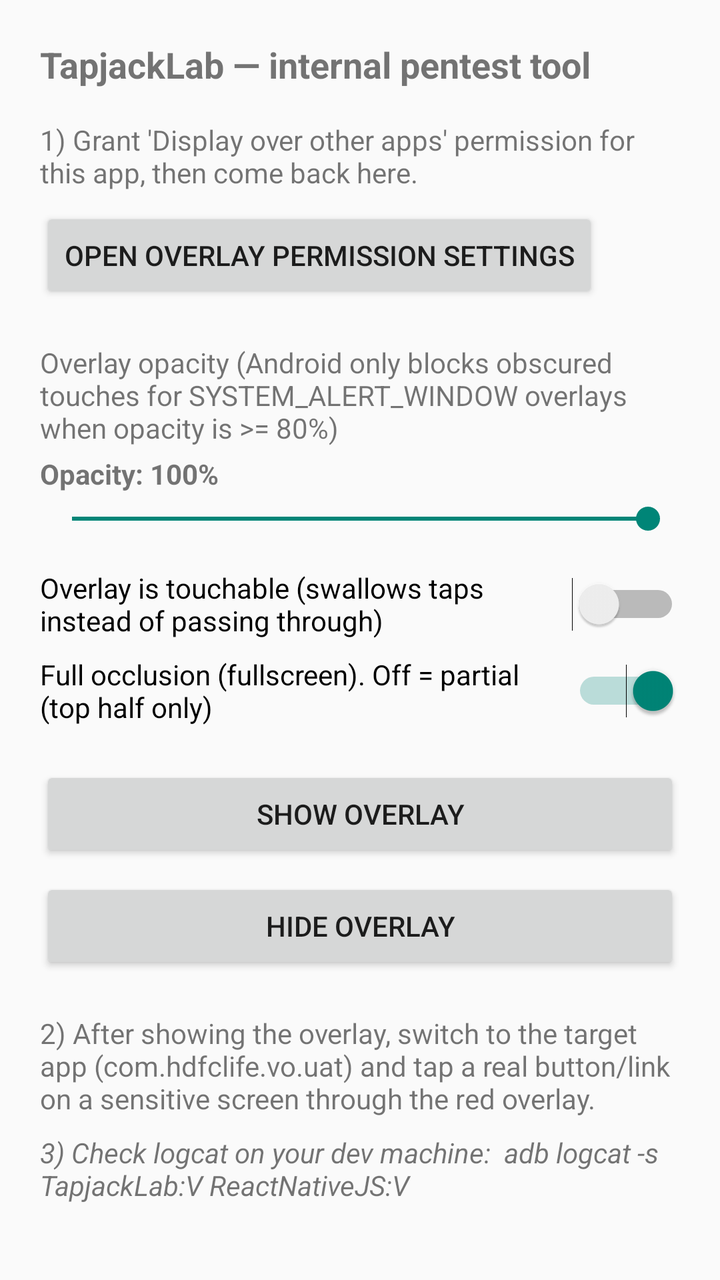
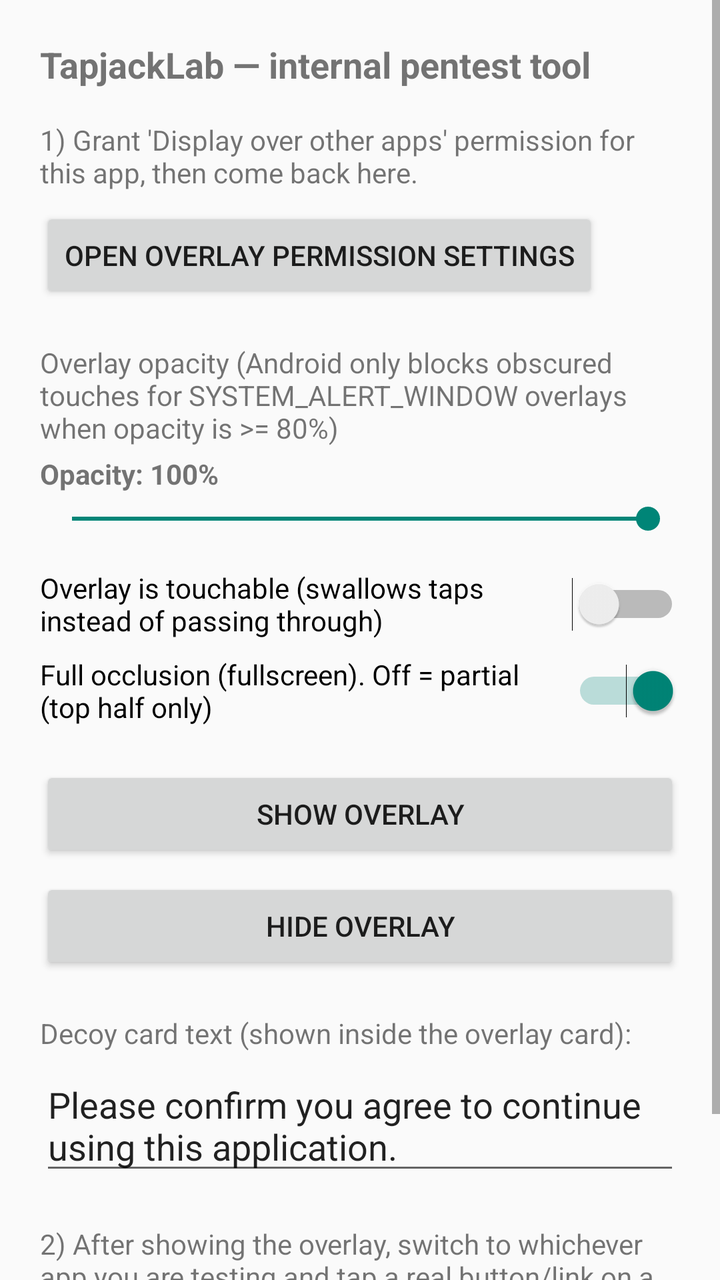

An Android layout rendered at two revisions. The XML below is the earlier revision; the diff shows what the commit changed to produce the second picture.
<!-- AndroidManifest.xml: application theme Theme.AppCompat.Light.NoActionBar -->
<!-- res/layout/activity_main.xml -->
<?xml version="1.0" encoding="utf-8"?>
<ScrollView xmlns:android="http://schemas.android.com/apk/res/android"
    android:layout_width="match_parent"
    android:layout_height="match_parent">

    <LinearLayout
        android:layout_width="match_parent"
        android:layout_height="wrap_content"
        android:orientation="vertical"
        android:padding="20dp">

        <TextView
            android:layout_width="match_parent"
            android:layout_height="wrap_content"
            android:text="TapjackLab — internal pentest tool"
            android:textSize="18sp"
            android:textStyle="bold"
            android:layout_marginBottom="16dp" />

        <TextView
            android:layout_width="match_parent"
            android:layout_height="wrap_content"
            android:text="1) Grant 'Display over other apps' permission for this app, then come back here."
            android:layout_marginBottom="8dp" />

        <Button
            android:id="@+id/btnGrantPermission"
            android:layout_width="wrap_content"
            android:layout_height="wrap_content"
            android:text="Open overlay permission settings"
            android:layout_marginBottom="20dp" />

        <TextView
            android:layout_width="match_parent"
            android:layout_height="wrap_content"
            android:text="Overlay opacity (Android only blocks obscured touches for SYSTEM_ALERT_WINDOW overlays when opacity is >= 80%)"
            android:layout_marginBottom="4dp" />

        <TextView
            android:id="@+id/tvOpacityValue"
            android:layout_width="match_parent"
            android:layout_height="wrap_content"
            android:text="Opacity: 100%"
            android:textStyle="bold"
            android:layout_marginBottom="4dp" />

        <SeekBar
            android:id="@+id/seekOpacity"
            android:layout_width="match_parent"
            android:layout_height="wrap_content"
            android:max="100"
            android:progress="100"
            android:layout_marginBottom="16dp" />

        <Switch
            android:id="@+id/switchTouchable"
            android:layout_width="wrap_content"
            android:layout_height="wrap_content"
            android:text="Overlay is touchable (swallows taps instead of passing through)"
            android:layout_marginBottom="8dp" />

        <Switch
            android:id="@+id/switchFullScreen"
            android:layout_width="wrap_content"
            android:layout_height="wrap_content"
            android:text="Full occlusion (fullscreen). Off = partial (top half only)"
            android:checked="true"
            android:layout_marginBottom="20dp" />

        <Button
            android:id="@+id/btnShowOverlay"
            android:layout_width="match_parent"
            android:layout_height="wrap_content"
            android:text="Show overlay"
            android:layout_marginBottom="8dp" />

        <Button
            android:id="@+id/btnHideOverlay"
            android:layout_width="match_parent"
            android:layout_height="wrap_content"
            android:text="Hide overlay"
            android:layout_marginBottom="20dp" />

        <TextView
            android:layout_width="match_parent"
            android:layout_height="wrap_content"
            android:text="2) After showing the overlay, switch to the target app (com.hdfclife.vo.uat) and tap a real button/link on a sensitive screen through the red overlay."
            android:layout_marginBottom="8dp" />

        <TextView
            android:layout_width="match_parent"
            android:layout_height="wrap_content"
            android:text="3) Check logcat on your dev machine:  adb logcat -s TapjackLab:V ReactNativeJS:V"
            android:textStyle="italic"
            android:layout_marginBottom="8dp" />

    </LinearLayout>
</ScrollView>
<!-- resources referenced by this layout -->
<resources>

</resources>

<!-- the commit's change to res/layout/activity_main.xml (unified diff, before → after) -->
@@ -84,7 +84,23 @@
         <TextView
             android:layout_width="match_parent"
             android:layout_height="wrap_content"
-            android:text="2) After showing the overlay, switch to the target app (com.hdfclife.vo.uat) and tap a real button/link on a sensitive screen through the red overlay."
+            android:text="Decoy card text (shown inside the overlay card):"
+            android:layout_marginBottom="4dp" />
+
+        <EditText
+            android:id="@+id/editDecoyText"
+            android:layout_width="match_parent"
+            android:layout_height="wrap_content"
+            android:minLines="2"
+            android:gravity="top"
+            android:inputType="textMultiLine"
+            android:text="Please confirm you agree to continue using this application."
+            android:layout_marginBottom="20dp" />
+
+        <TextView
+            android:layout_width="match_parent"
+            android:layout_height="wrap_content"
+            android:text="2) After showing the overlay, switch to whichever app you are testing and tap a real button/link on a sensitive screen through the overlay card."
             android:layout_marginBottom="8dp" />
 
         <TextView
